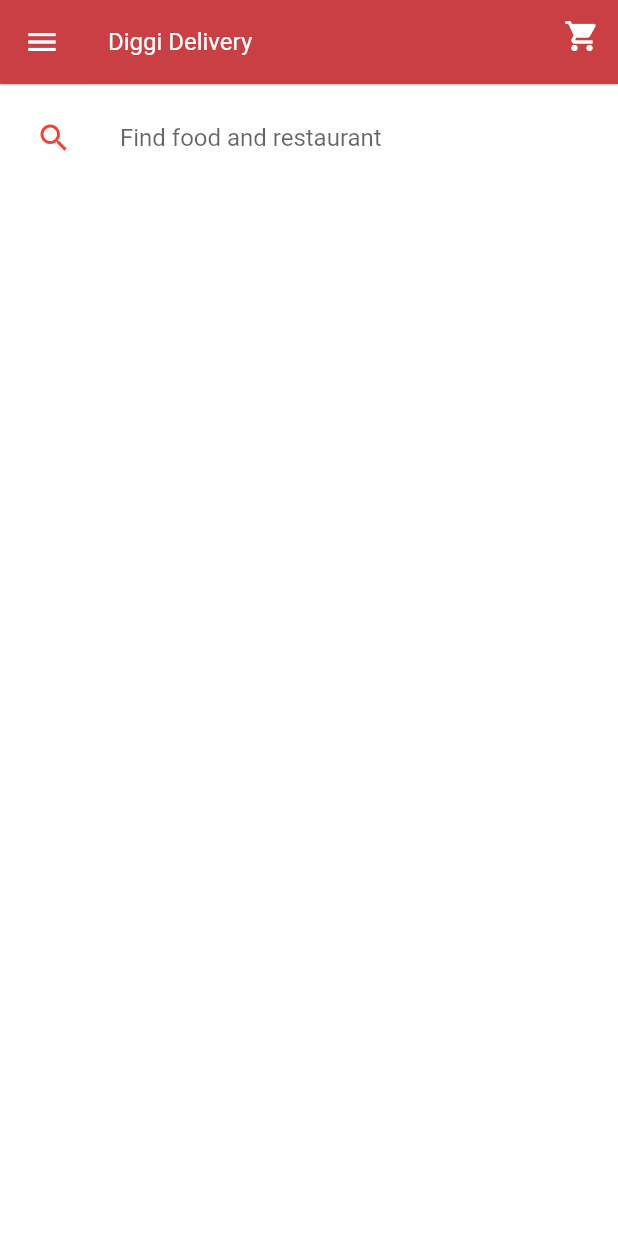
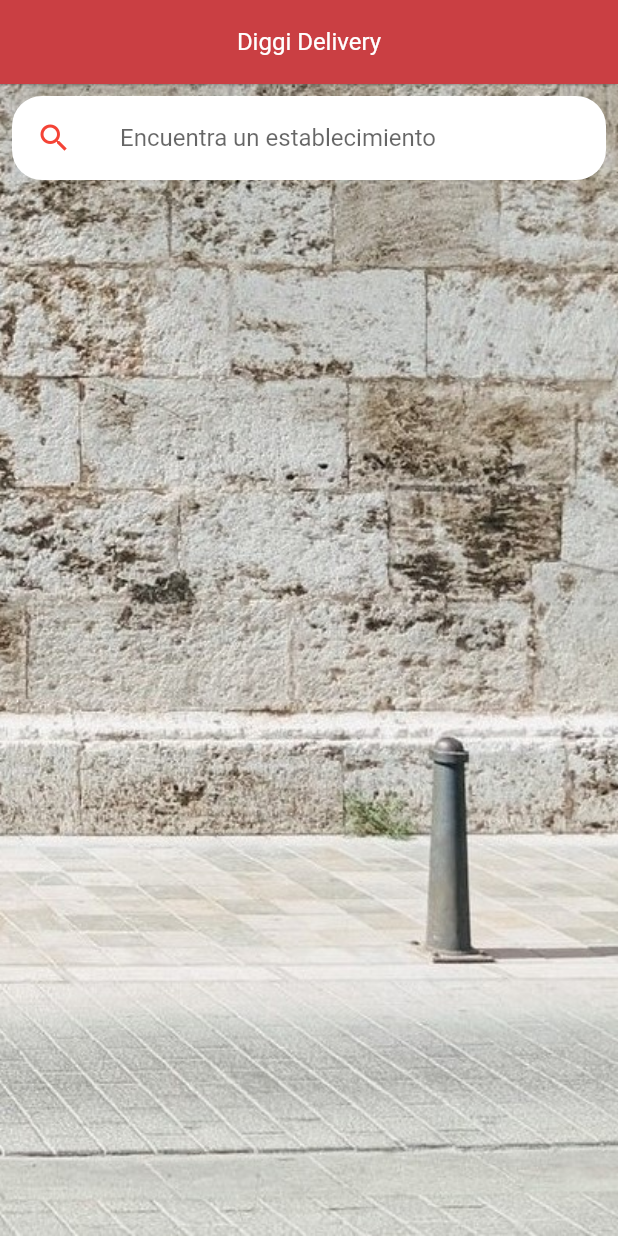
Before and after one commit to PatyLuPrz/DiggiDelivery, a Flutter app: the screen it shows after launch, on a phone screen of 412 x 824 dp. Run offline on Flutter 3.47's test engine with Material 2 defaults, Android fonts, the phone set to English and light mode, and no system bars.

Commit message:
Imagen de fondo Container

```diff
--- a/diggi_delivery_movil/lib/pages/HomePage.dart
+++ b/diggi_delivery_movil/lib/pages/HomePage.dart
@@ -9,67 +9,47 @@ class HomePage extends StatelessWidget {
       appBar: AppBar(
         iconTheme: IconThemeData(color: Colors.white),
         elevation: 0.5,
-        title: CustomText(
+        title: Align(
+          alignment: Alignment.center,
+          child: CustomText(
             text: 'Diggi Delivery',
             color: Colors.white,
           ),
-        actions: <Widget>[
-          Stack(
+        ),
+      ),
+      backgroundColor: Colors.white,
+      body: _inicioCliente(),
+      bottomNavigationBar: _bottomNavigationBarCliente(),
+    );
+  }
+
+  Widget _inicioCliente() {
+    return Container(
+      decoration: BoxDecoration(
+        image: DecorationImage(image: AssetImage('assets/img/fondo.jpg'), fit: BoxFit.cover),
+        // color: Colors.white,
+        // borderRadius: BorderRadius.only(
+        //   bottomRight: Radius.circular(20),
+        //   bottomLeft: Radius.circular(20),
+        // ),
+      ),
+      child: Padding(
+        padding: EdgeInsets.only(top: 8, left: 8, right: 8, bottom: 10),
+        child: Column(
           children: <Widget>[
-              IconButton(icon: Icon(Icons.shopping_cart), onPressed: () {})
-            ],
-          )
-        ],
-      ),
-      drawer: Drawer(
-        child: ListView(
-          children: <Widget>[
-            UserAccountsDrawerHeader(
-              decoration: BoxDecoration(color: Colors.white),
-              accountName: CustomText(
-                text: 'Diggi',
-                color: white,
-                weight: FontWeight.bold,
-                size: 18.0,
-              ),
-              accountEmail:
-                  CustomText(text: 'Delivery@gmail.com', color: Colors.white),
-            ),
-            ListTile(
-              onTap: () {},
-              leading: Icon(Icons.home),
-              title: CustomText(text: 'home'),
-            ),
-            ListTile(
-              onTap: () {},
-              leading: Icon(Icons.bookmark_border),
-              title: CustomText(text: "My orders"),
-            ),
-            ListTile(
-              onTap: () {},
-              leading: Icon(Icons.shopping_cart),
-              title: CustomText(text: "Cart"),
-            ),
-            ListTile(
-              onTap: () {},
-              leading: Icon(Icons.exit_to_app),
-              title: CustomText(text: "Log out"),
-            ),
+            //Barra de busqueda
+            _barraDeBusqueda(),
+            _popularesEstablecimientos(),
+            _popularesRestaurantes(),
+            _categorias(),
           ],
         ),
       ),
-      backgroundColor: Colors.white,
-      body: Container(
-        decoration: BoxDecoration(
-          color: Colors.white,
-          borderRadius: BorderRadius.only(
-            bottomRight: Radius.circular(20),
-            bottomLeft: Radius.circular(20),
-          ),
-        ),
-        child: Padding(
-          padding: EdgeInsets.only(top: 8, left: 8, right: 8, bottom: 10),
-          child: Container(
+    );
+  }
+
+  Widget _barraDeBusqueda() {
+    return Container(
       decoration: BoxDecoration(
         color: Colors.white,
         borderRadius: BorderRadius.circular(20),
@@ -81,14 +61,25 @@ class HomePage extends StatelessWidget {
         ),
         title: TextField(
           decoration: InputDecoration(
-                  hintText: "Find food and restaurant",
+            hintText: "Encuentra un establecimiento",
             border: InputBorder.none,
-                ),
-              ),
-            ),
           ),
         ),
       ),
     );
   }
+
+  Widget _popularesEstablecimientos() {
+    return Container();
   }
+
+  Widget _popularesRestaurantes() {
+    return Container();
+  }
+
+  Widget _categorias() {
+    return Container();
+  }
+
+  _bottomNavigationBarCliente() {}
+}
--- a/diggi_delivery_movil/lib/pages/LoginPage.dart
+++ b/diggi_delivery_movil/lib/pages/LoginPage.dart
@@ -97,5 +97,4 @@ class _LoginPageState extends State<LoginPage> {
     );
   }
 
-  _loginForm() {}
 }
```
Also changed, not shown: diggi_delivery_movil/assets/img/fondo.jpg (added). Lines whose indentation alone changed are shown as unchanged.
